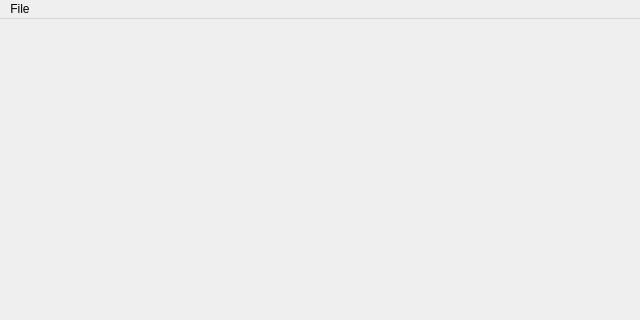
al2work/freeduck, file ui/qt.ui: the form before one commit; both pictures show x 0 to 640 and y 0 to 320 of the 640 by 480 pixel window.
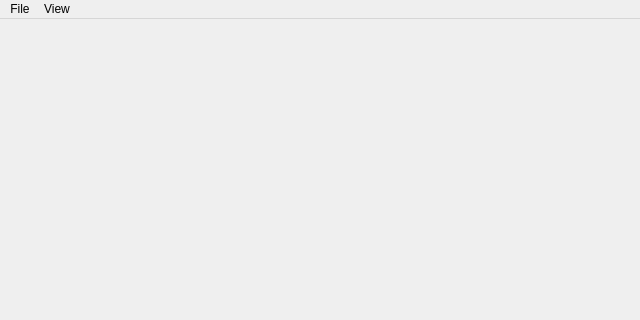
The form after the commit.

Commit message:
finish MVP: Add 'View Table' action to UI for table inspection
Introduces a new 'Table' action under a 'View' menu with a Ctrl+K shortcut. When triggered, it prompts the user for a table name and displays the contents of the specified table in the UI, including dynamic header and row population. This enhances usability by allowing users to inspect any table directly from the interface.

The edit to the form file:
```diff
--- a/ui/qt.ui
+++ b/ui/qt.ui
@@ -40,7 +40,14 @@
                 </property>
                 <addaction name="actionOpen" />
             </widget>
+            <widget class="QMenu" name="menuView">
+                <property name="title">
+                    <string>View</string>
+                </property>
+                <addaction name="actionTable" />
+            </widget>
             <addaction name="menu" />
+            <addaction name="menuView" />
         </widget>
         <widget class="QStatusBar" name="statusbar" />
         <action name="actionOpen">
```
Left out of the diff: 8 changed lines with no effect on the pictures. The commit also changes 1 other file.
